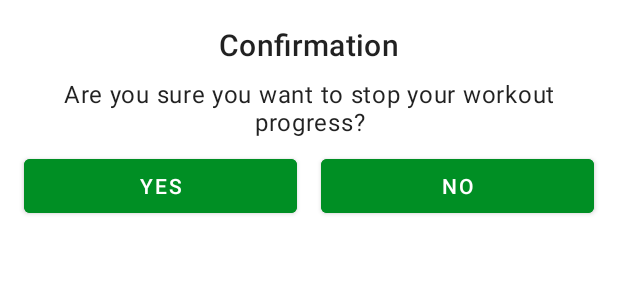
After one commit to budifauzan/7MinutesWorkoutApp, an Android app: the layout dialog_custom_back_confirmation.xml on its own in the app's theme, with its tools: preview values and no code run, on a phone screen of 412 x 824 dp. The commit adds this screen. Shown: the top 300 px of the screen. Run offline under Robolectric (Android 15) with nearby library versions, the phone set to English and light mode, and no system bars.

Commit message:
Custom dialog for confirmation on back pressed

```diff
--- a/app/src/main/java/com/example/a7minutesworkoutapp/ExerciseActivity.kt
+++ b/app/src/main/java/com/example/a7minutesworkoutapp/ExerciseActivity.kt
@@ -1,5 +1,6 @@
 package com.example.a7minutesworkoutapp
 
+import android.app.Dialog
 import android.content.Intent
 import android.media.MediaPlayer
 import android.net.Uri
@@ -12,7 +13,9 @@ import android.view.View
 import androidx.recyclerview.widget.LinearLayoutManager
 import androidx.recyclerview.widget.RecyclerView.HORIZONTAL
 import androidx.recyclerview.widget.RecyclerView.LayoutManager
+import androidx.recyclerview.widget.RecyclerView.LayoutParams
 import com.example.a7minutesworkoutapp.databinding.ActivityExerciseBinding
+import com.example.a7minutesworkoutapp.databinding.DialogCustomBackConfirmationBinding
 import com.google.android.material.snackbar.Snackbar
 import java.util.*
 import kotlin.collections.ArrayList
@@ -54,8 +57,26 @@ class ExerciseActivity : AppCompatActivity(), TextToSpeech.OnInitListener {
             supportActionBar?.setDisplayHomeAsUpEnabled(true)
         }
         mActivity?.tbActivityExerciseToolbar?.setNavigationOnClickListener {
-            onBackPressed()
+            backConfirmation()
         }
+    }
+
+    private fun backConfirmation() {
+        val customDialog = Dialog(this)
+        val dialogBinding = DialogCustomBackConfirmationBinding.inflate(layoutInflater)
+        customDialog.setContentView(dialogBinding.root)
+        // Set dialog width to match parent
+        val window = customDialog.window
+        window?.setLayout(LayoutParams.MATCH_PARENT,LayoutParams.WRAP_CONTENT)
+        customDialog.setCanceledOnTouchOutside(false)
+        dialogBinding.btnYes.setOnClickListener {
+            finish()
+            customDialog.dismiss()
+        }
+        dialogBinding.btnNo.setOnClickListener {
+            customDialog.dismiss()
+        }
+        customDialog.show()
     }
 
     private fun setRestProgressBar() {
@@ -192,4 +213,8 @@ class ExerciseActivity : AppCompatActivity(), TextToSpeech.OnInitListener {
         mActivity?.rvExerciseStatus?.layoutManager = LinearLayoutManager(this, HORIZONTAL, false)
     }
 
+    override fun onBackPressed() {
+        backConfirmation()
+    }
+
 }
--- /dev/null
+++ b/app/src/main/res/layout/dialog_custom_back_confirmation.xml
@@ -0,0 +1,60 @@
+<?xml version="1.0" encoding="utf-8"?>
+<androidx.constraintlayout.widget.ConstraintLayout xmlns:android="http://schemas.android.com/apk/res/android"
+    xmlns:app="http://schemas.android.com/apk/res-auto"
+    xmlns:tools="http://schemas.android.com/tools"
+    android:layout_width="match_parent"
+    android:layout_height="wrap_content"
+    android:background="@color/white">
+
+    <TextView
+        android:id="@+id/textView4"
+        style="@style/TextAppearance.MaterialComponents.Headline6"
+        android:layout_width="wrap_content"
+        android:layout_height="wrap_content"
+        android:layout_marginTop="16dp"
+        android:text="Confirmation"
+        app:layout_constraintEnd_toEndOf="parent"
+        app:layout_constraintStart_toStartOf="parent"
+        app:layout_constraintTop_toTopOf="parent" />
+
+    <TextView
+        android:id="@+id/textView5"
+        style="@style/TextAppearance.MaterialComponents.Body1"
+        android:layout_width="0dp"
+        android:layout_height="wrap_content"
+        android:layout_marginStart="16dp"
+        android:layout_marginTop="8dp"
+        android:layout_marginEnd="16dp"
+        android:text="Are you sure you want to stop your workout progress?"
+        android:textAlignment="center"
+        app:layout_constraintEnd_toEndOf="parent"
+        app:layout_constraintStart_toStartOf="parent"
+        app:layout_constraintTop_toBottomOf="@+id/textView4" />
+
+    <Button
+        android:id="@+id/btnYes"
+        android:layout_width="0dp"
+        android:layout_height="wrap_content"
+        android:layout_marginStart="16dp"
+        android:layout_marginTop="8dp"
+        android:layout_marginEnd="16dp"
+        android:backgroundTint="@color/colorAccent"
+        android:text="yes"
+        app:layout_constraintEnd_toStartOf="@+id/btnNo"
+        app:layout_constraintStart_toStartOf="parent"
+        app:layout_constraintTop_toBottomOf="@+id/textView5" />
+
+    <Button
+        android:id="@+id/btnNo"
+        android:layout_width="0dp"
+        android:layout_height="wrap_content"
+        android:layout_marginEnd="16dp"
+        android:layout_marginBottom="16dp"
+        android:backgroundTint="@color/colorAccent"
+        android:text="no"
+        app:layout_constraintBottom_toBottomOf="parent"
+        app:layout_constraintEnd_toEndOf="parent"
+        app:layout_constraintStart_toEndOf="@+id/btnYes"
+        app:layout_constraintTop_toTopOf="@+id/btnYes"
+        app:layout_constraintVertical_bias="0.0" />
+</androidx.constraintlayout.widget.ConstraintLayout>
```
